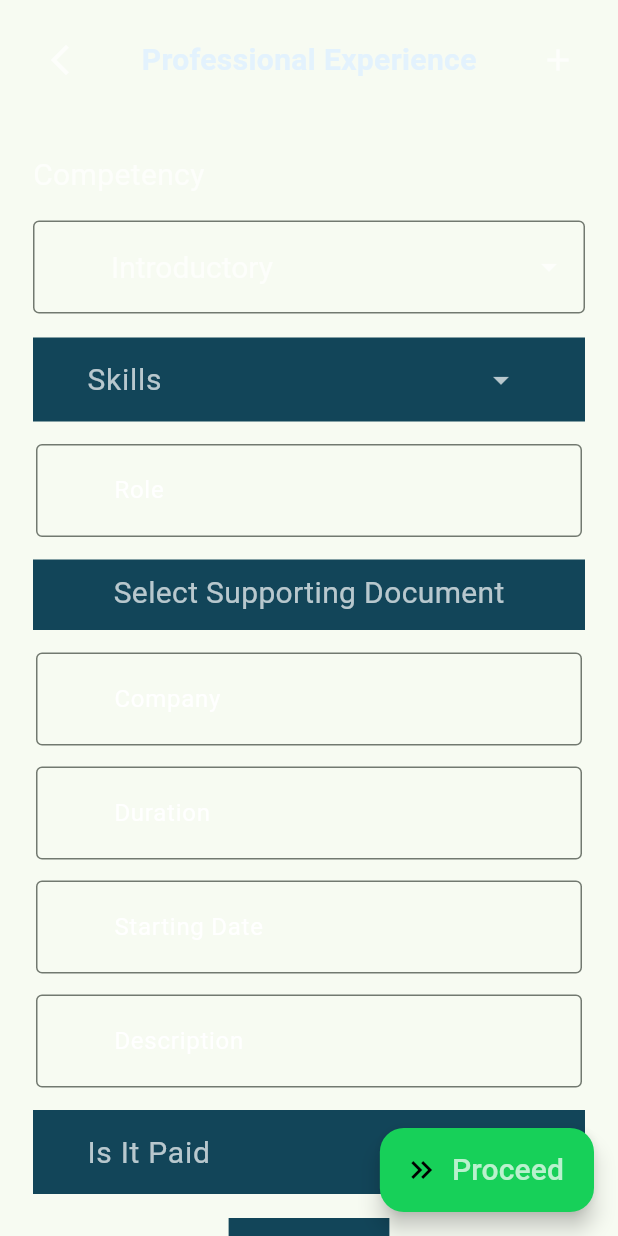
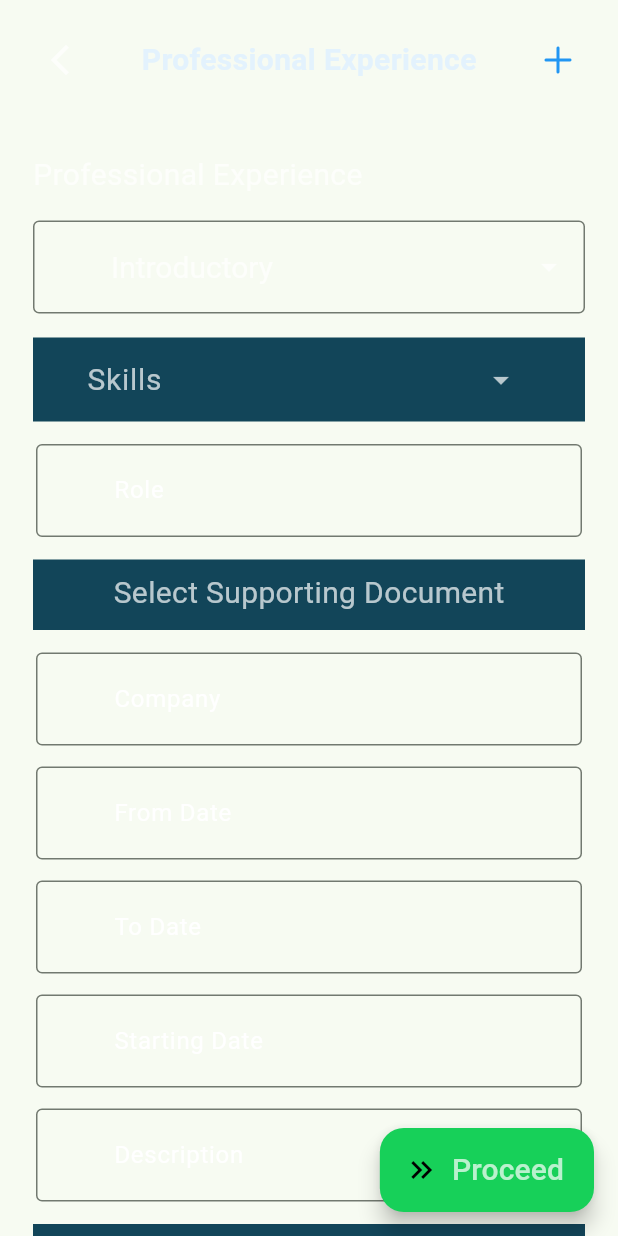
Before and after one commit to Vaibhavyadav350/tnp_kiit, a Flutter app: the screen it shows once a user with an empty profile is signed in, scrolled down 960 dp, after a tap on "Professional Experience", on a phone screen of 412 x 824 dp. Run offline on Flutter 3.47's test engine with Material 3 defaults, Android fonts, the phone set to English and light mode, and no system bars; our stand-ins replace awesome_snackbar_content, cloud_firestore, file_picker, firebase_auth, firebase_core, firebase_storage and 9 more; missing offline and left inert: flutter_launcher_icons, flutter_slimy_card, inkblob_navigation_bar; accounts and stored records are empty; project files that could hold a hidden picture were left out.

Commit message:
New Version!Published

```diff
--- a/lib/main.dart
+++ b/lib/main.dart
@@ -1,5 +1,6 @@
 import 'package:firebase_core/firebase_core.dart';
 import 'package:flutter/material.dart';
+import 'package:flutter/rendering.dart';
 import 'package:flutter/services.dart';
 import 'package:kiit_connect/user/onboard/wrapper.dart';
 import 'package:kiit_connect/theme/colors.dart';
@@ -14,7 +15,6 @@ void main() async {
     print(
         "WARNING: Firebase not connected. If you are testing, ignore this message.");
   }
-
   runApp(const MyApp());
 }
 
@@ -40,6 +40,7 @@ class MyApp extends StatelessWidget {
     );
 
     return MaterialApp(
+      debugShowCheckedModeBanner: false,
       title: 'T&P KIIT',
       theme: theme,
       darkTheme: theme.copyWith(brightness: Brightness.dark),
--- a/lib/theme/utils/builder/ui_builder.dart
+++ b/lib/theme/utils/builder/ui_builder.dart
@@ -6,6 +6,7 @@ import 'package:awesome_snackbar_content/awesome_snackbar_content.dart';
 import 'package:cloud_firestore/cloud_firestore.dart';
 import 'package:file_picker/file_picker.dart';
 import 'package:firebase_auth/firebase_auth.dart';
+import 'package:fluentui_system_icons/fluentui_system_icons.dart';
 import 'package:flutter/material.dart';
 import 'package:http/http.dart' as http;
 import 'package:kiit_connect/theme/colors.dart';
@@ -675,7 +676,7 @@ class _TalikaState extends State<Talika> {
                 height: 60,
                 width: 60,
                 child: IconButton(
-                  icon: Icon(Icons.add, color: Theme.of(context).primaryColor),
+                  icon: Icon(FluentIcons.add_48_filled,color: Colors.blue,),
                   onPressed: addForm,
                 ),
               )
--- a/lib/user/home/HomePage.dart
+++ b/lib/user/home/HomePage.dart
@@ -309,7 +309,7 @@ class _HomePageState extends State<HomePage> {
                     height: 200,
                     width: 400,
                     gradient: profile.randomRadialGradient(colors.next()),
-                    image: ThemedBackground.home.bigDeco(colorFilter: filter),
+                    image: ThemedBackground.tenthAchievements.bigDeco(colorFilter: filter),
                     theChild:
                         Text("Semester-Wise Report", style: textTitle(context)),
                   ),
@@ -468,7 +468,7 @@ class _HomePageState extends State<HomePage> {
                           height: 200,
                           width: 300,
                           gradient: profile.randomRadialGradient(colors.next()),
-                          image: ThemedBackground.tenthAchievements.bigDeco(),
+                          image: ThemedBackground.home.bigDeco(),
                           theChild: Text("Achievements upto Matric/10th",
                               style: textTitle(context)),
                         ),
@@ -674,7 +674,7 @@ class _HomePageState extends State<HomePage> {
                           height: 200,
                           width: 200,
                           gradient: profile.randomRadialGradient(colors.next()),
-                          image: ThemedBackground.extraCertifications.bigDeco(),
+                          image: ThemedBackground.publicLinks.smallDeco(),
                           theChild: Text("Open Source Contributions",
                               style: textTitle(context)),
                         ),
--- a/lib/user/member/chat/feed.dart
+++ b/lib/user/member/chat/feed.dart
@@ -25,7 +25,7 @@ class _SocialFeedState extends State<SocialFeed> {
                 Row(
                   mainAxisAlignment: MainAxisAlignment.start,
                   children: [
-                    Text("    TNP Social", style: textTitle(context)),
+                    Text("    KONCAT Social", style: textTitle(context)),
                   ],
                 ),
                 smallSpacing(),
--- a/lib/user/member/work/college_experience.dart
+++ b/lib/user/member/work/college_experience.dart
@@ -10,8 +10,9 @@ class CollegeExperience extends StatelessWidget {
   Widget build(BuildContext context) {
     return FormBuilder()
         .addTextField("Society Name")
+        .addTextField("Position")
         .addTextField("Description", maxLines: 2)
-        .addTextField("Reference Document")
+        .addTextField("Reference Document Link")
         .addMultiSelectComboBox("Skills", domainsSkill)
         .build("College Experience", (c) => const LanguageProficiency());
   }
--- a/lib/user/member/work/profesionalexp.dart
+++ b/lib/user/member/work/profesionalexp.dart
@@ -13,12 +13,13 @@ class ProfessionalExperience extends StatelessWidget {
   @override
   Widget build(BuildContext context) {
     return FormBuilder()
-        .addComboBox("Competency", CompetencyLevel.types)
+        .addComboBox("Professional Experience", CompetencyLevel.types)
         .addMultiSelectComboBox("Skills", domainsSkill)
         .addTextField("Role")
         .addFileUploadButton("Supporting Document", type: FileType.custom, allowedExtensions: ["pdf"])
         .addTextField("Company")
-        .addTextField("Duration")
+        .addTextField("From Date",hintText: "dd/mm/yy")
+        .addTextField("To Date",hintText: "dd/mm/yy")
         .addTextField("Starting Date")
         .addTextField("Description")
         .addCheckbox("Is It Paid")
--- a/lib/user/member/work/projects.dart
+++ b/lib/user/member/work/projects.dart
@@ -132,12 +132,14 @@ class _PersonalProjectState extends State<PersonalProject> {
   Widget build(BuildContext context) {
     return FormBuilder()
         .addTextField("Project Name", icon: FluentIcons.icons_20_filled)
+        .addTextField("From Date",hintText: "dd/mm/yy",icon:FluentIcons.calendar_edit_32_regular)
+        .addTextField("To Date",hintText: "dd/mm/yy",icon:FluentIcons.calendar_edit_32_filled)
         .addComboBox("Level", projectComplexityLevel)
         .addMultiSelectComboBox("Select Skills", domainsSkill)
         // .addTextField("Git Repository Link")
         .addGitHubRepoInput("Github", restrictGHUID: (s) => s==gh_user_id)
         // .addTextField("Description", maxLines: 3)
-        .addTextField("Demo Link")
+        .addTextField("Demo Link",icon: FluentIcons.video_48_regular)
         .build("Personal Projects", (c) => const AcademicAchievements());
   }
 }
--- a/lib/user/member/work/recommendations_and_testimonials.dart
+++ b/lib/user/member/work/recommendations_and_testimonials.dart
@@ -13,6 +13,7 @@ class RecommendationsAndTestimonials extends StatelessWidget {
         .addTextField("Relationship")
         .addTextField("Email")
         .addTextField("Testimonial Text", maxLines: 3)
+        .addTextField("Reference Document Link")
         .build("Recommendations", (c) => const HomePage());
   }
 }
--- a/lib/user/onboard/login.dart
+++ b/lib/user/onboard/login.dart
@@ -1,6 +1,4 @@
 import 'dart:math';
-
-import 'package:awesome_snackbar_content/awesome_snackbar_content.dart';
 import 'package:flutter/cupertino.dart';
 import 'package:flutter/material.dart';
 import 'package:flutter_svg/svg.dart';
@@ -11,9 +9,6 @@ import 'package:google_sign_in/google_sign_in.dart';
 import 'package:cloud_firestore/cloud_firestore.dart';
 
 import '../../theme/colors.dart';
-import '../developers/admin.dart';
-
-/// Class to hold data for itembuilder in Withbuilder app.
 class ItemData {
   final Color color;
   final String image;
@@ -206,10 +201,10 @@ class _LiquidSplashScreen extends State<LiquidSplashScreen> {
                                       GestureDetector(
                                           onTap:(){
                                             Navigator.of(context).push(
-                                              MaterialPageRoute(builder: (context) => AdminPageLogin()),
+                                              MaterialPageRoute(builder: (context) => AboutTNP()),
                                             );
                                           },
-                                          child: const Text('Admin',style: TextStyle(color: Colors.blue),)),
+                                          child: const Text('Guest User',style: TextStyle(color: Colors.blue),)),
                                     ],
                                   ),
                                 ],
```
Also changed, not shown: lib/user/developers/about.dart (+5 -8 lines), pubspec.yaml (+1 -13 lines), 1 other file.
